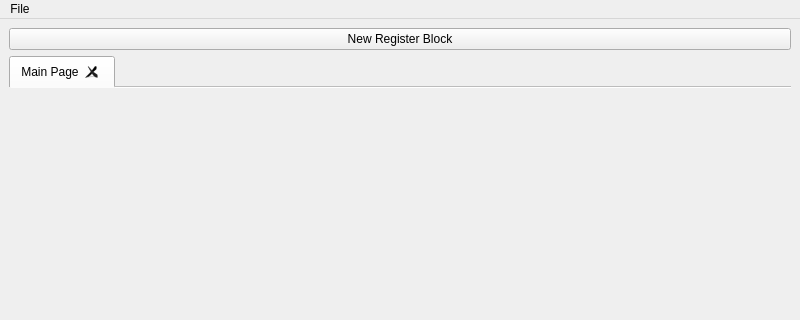
The window that mainwindow.ui (jimga150/RegisterMap) describes before a commit, drawn with Qt 5; both pictures show x 0 to 800 and y 0 to 320 of the 800 by 821 pixel window.
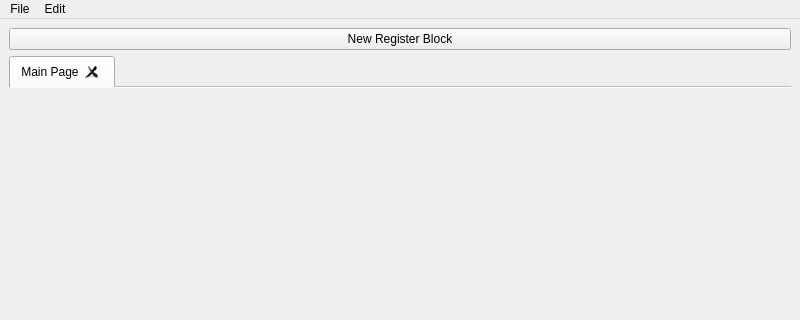
The same window after the commit.

What changed in the file:
```diff
--- a/mainwindow.ui
+++ b/mainwindow.ui
@@ -81,7 +81,14 @@
     <addaction name="actionLoad"/>
     <addaction name="actionSave_As"/>
    </widget>
+   <widget class="QMenu" name="menuEdit">
+    <property name="title">
+     <string>Edit</string>
+    </property>
+    <addaction name="actionUndo"/>
+   </widget>
    <addaction name="menuFile"/>
+   <addaction name="menuEdit"/>
   </widget>
   <widget class="QStatusBar" name="statusbar"/>
   <action name="actionSave_As">
```
Left out of the diff: 8 changed lines with no effect on the pictures.
